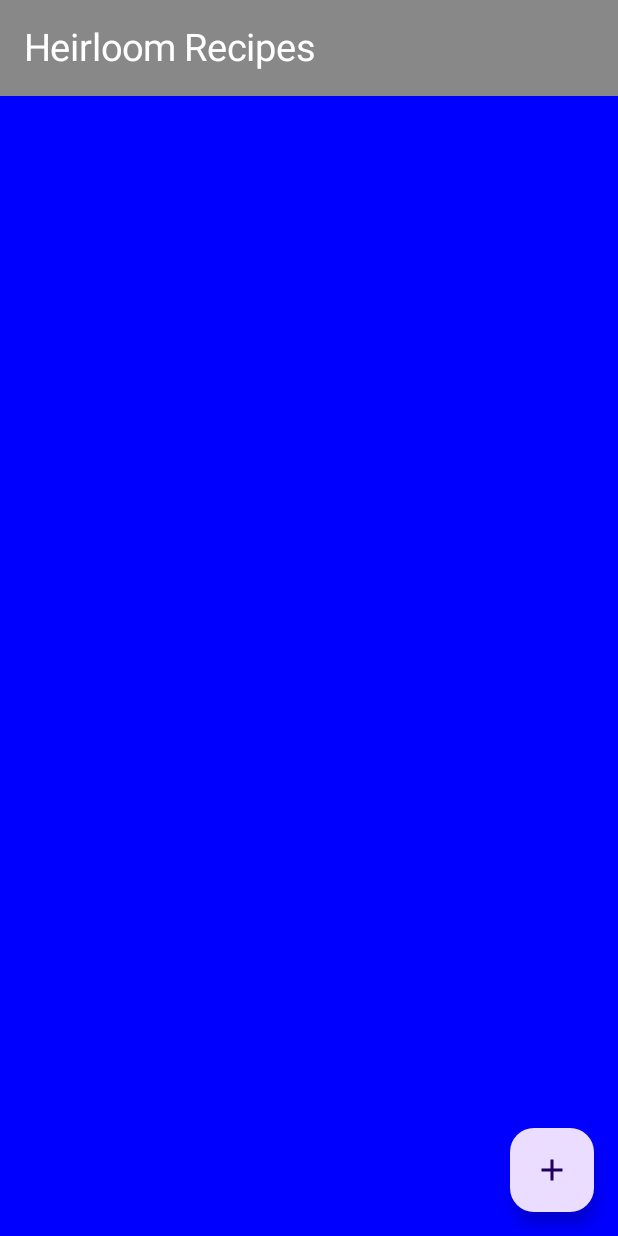
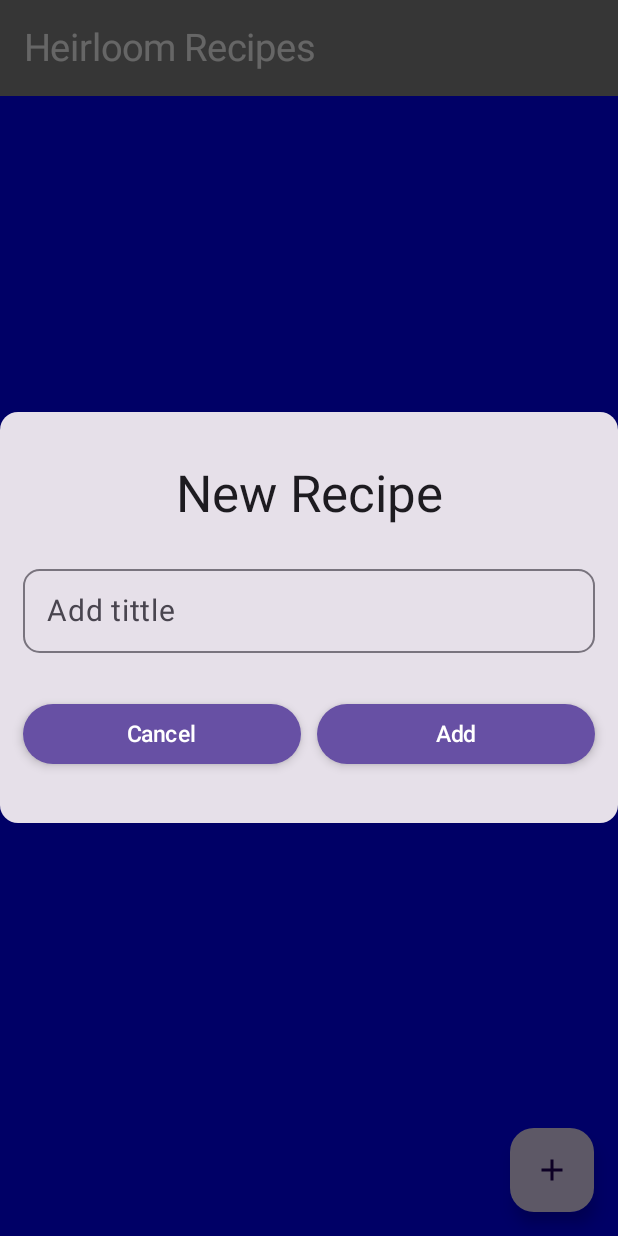
Before and after one commit to BogaDevelopment/HeirloomRecipes, an Android app built with Jetpack Compose: the RecipesScreen screen opened through its navigation route, after a tap on "FAB", on a phone screen of 412 x 824 dp. Run offline under Robolectric (Android 15) with nearby library versions, the light colour scheme and no system bars.

Commit message:
6 - Add the Dialog to add a new recipe

```diff
--- a/composeApp/src/commonMain/kotlin/com/bogadevelopment/heirloomrecipes/App.kt
+++ b/composeApp/src/commonMain/kotlin/com/bogadevelopment/heirloomrecipes/App.kt
@@ -13,7 +13,8 @@ import org.jetbrains.compose.ui.tooling.preview.Preview
 @Preview
 fun App() {
     val navController = rememberNavController()
-    NavHost(navController, startDestination = LoginScreen) {
+    NavHost(navController, startDestination = RecipesScreen) {
+
         composable<LoginScreen> {
             LoginScreen(onLoggedIn = { navController.navigate(RecipesScreen)})
         }
--- /dev/null
+++ b/composeApp/src/commonMain/kotlin/com/bogadevelopment/heirloomrecipes/dialogs/dialogs.kt
@@ -0,0 +1,70 @@
+package com.bogadevelopment.heirloomrecipes.dialogs
+
+import androidx.compose.foundation.layout.Row
+import androidx.compose.foundation.layout.fillMaxWidth
+import androidx.compose.foundation.layout.padding
+import androidx.compose.foundation.shape.RoundedCornerShape
+import androidx.compose.material3.Button
+import androidx.compose.material3.ButtonDefaults
+import androidx.compose.material3.Card
+import androidx.compose.material3.OutlinedTextField
+import androidx.compose.material3.Text
+import androidx.compose.runtime.Composable
+import androidx.compose.runtime.getValue
+import androidx.compose.runtime.mutableStateOf
+import androidx.compose.runtime.saveable.rememberSaveable
+import androidx.compose.runtime.setValue
+import androidx.compose.ui.Modifier
+import androidx.compose.ui.unit.dp
+import androidx.compose.ui.unit.sp
+import androidx.compose.ui.window.Dialog
+import com.bogadevelopment.heirloomrecipes.login.ui.CustomText
+import com.bogadevelopment.heirloomrecipes.login.ui.CustomTittle
+import com.bogadevelopment.heirloomrecipes.login.ui.VerticalSpacer
+
+@Composable
+fun NewRecipeDialog(show: Boolean, onDismiss: () -> Unit, onConfirm: () -> Unit) {
+
+    var text by rememberSaveable { mutableStateOf("") }
+
+    if (show) {
+        Dialog(onDismissRequest = { onDismiss() }) {
+            Card(Modifier.fillMaxWidth()) {
+                VerticalSpacer(35)
+                CustomTittle("New Recipe", 34)
+                VerticalSpacer(30)
+                CustomField(text, "Add tittle", {text = it})
+                VerticalSpacer(30)
+                Row(Modifier.fillMaxWidth().padding(bottom = 35.dp)) {
+                    CustomButton("Cancel", 15, Modifier.weight(0.5f), "left") { onDismiss() }
+                    CustomButton("Add", 15, Modifier.weight(0.5f), "right") { onDismiss() }
+                }
+            }
+        }
+    }
+
+}
+
+@Composable
+fun CustomButton(name: String, textSize: Int, modifier: Modifier = Modifier, lado : String, onClick: () -> Unit) {
+    Button(
+        onClick = { onClick() },
+        elevation = ButtonDefaults.elevatedButtonElevation(
+            defaultElevation = 4.dp
+        ),
+        modifier = if(lado == "left") modifier.padding(start = 15.dp, end = 5.dp) else modifier.padding(end = 15.dp, start = 5.dp)
+    ) {
+        Text(name, fontSize = textSize.sp)
+    }
+}
+
+@Composable
+fun CustomField(name: String, ph : String,  onTextChanged : (String) -> Unit) {
+    OutlinedTextField(
+        modifier = Modifier.fillMaxWidth().padding(horizontal = 15.dp),
+        value = name,
+        shape = RoundedCornerShape(20),
+        onValueChange = { onTextChanged(it) },
+        placeholder = { CustomText(ph, 20) },
+    )
+}
--- /dev/null
+++ b/composeApp/src/commonMain/kotlin/com/bogadevelopment/heirloomrecipes/reciepes/ui/RecipesViewModel.kt
@@ -0,0 +1,25 @@
+package com.bogadevelopment.heirloomrecipes.reciepes.ui
+
+import androidx.compose.runtime.getValue
+import androidx.compose.runtime.mutableStateOf
+import androidx.compose.runtime.setValue
+import androidx.lifecycle.ViewModel
+
+class RecipesViewModel : ViewModel(){
+
+    var show by mutableStateOf(false)
+        private set
+
+    fun onDialogConfirm(){
+
+    }
+
+    fun onDialogDismiss(){
+        show = false
+    }
+
+    fun openDialog(){
+        show = true
+    }
+
+}
--- a/composeApp/src/commonMain/kotlin/com/bogadevelopment/heirloomrecipes/reciepes/ui/recipesview.kt
+++ b/composeApp/src/commonMain/kotlin/com/bogadevelopment/heirloomrecipes/reciepes/ui/Recipesview.kt
@@ -3,7 +3,7 @@
 package com.bogadevelopment.heirloomrecipes.reciepes.ui
 
 import androidx.compose.foundation.background
-import androidx.compose.foundation.layout.Column
+import androidx.compose.foundation.layout.Box
 import androidx.compose.foundation.layout.fillMaxSize
 import androidx.compose.material.icons.Icons
 import androidx.compose.material.icons.filled.Add
@@ -16,6 +16,8 @@ import androidx.compose.material3.TopAppBarColors
 import androidx.compose.runtime.Composable
 import androidx.compose.ui.Modifier
 import androidx.compose.ui.graphics.Color
+import androidx.lifecycle.viewmodel.compose.viewModel
+import com.bogadevelopment.heirloomrecipes.dialogs.NewRecipeDialog
 import com.bogadevelopment.heirloomrecipes.login.ui.CustomText
 import kotlinx.serialization.Serializable
 
@@ -24,11 +26,12 @@ import kotlinx.serialization.Serializable
 object RecipesScreen
 
 @Composable
-fun RecipesScreen() {
+fun RecipesScreen(viewModel: RecipesViewModel = viewModel()){
+
     Scaffold(
         topBar = { ToolBar() },
-        content ={Content()},
-        floatingActionButton = {FAB()}
+        content ={Content(viewModel)},
+        floatingActionButton = {FAB(viewModel)}
     )
 }
 
@@ -48,15 +51,15 @@ fun ToolBar(){
 }
 
 @Composable
-fun FAB() {
-    FloatingActionButton(onClick = {} ) {
+fun FAB(viewModel: RecipesViewModel) {
+    FloatingActionButton(onClick = { viewModel.openDialog() } ) {
         Icon(Icons.Default.Add, contentDescription = "FAB")
     }
 }
 
 @Composable
-fun Content() {
-    Column(modifier = Modifier.fillMaxSize().background(Color.Blue)) {
-
+fun Content(viewModel: RecipesViewModel) {
+    Box(modifier = Modifier.fillMaxSize().background(Color.Blue)) {
+        NewRecipeDialog(viewModel.show,{viewModel.onDialogDismiss()}, {viewModel.onDialogConfirm()})
     }
 }
```
